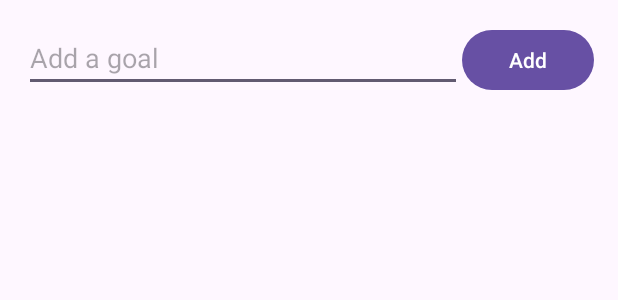
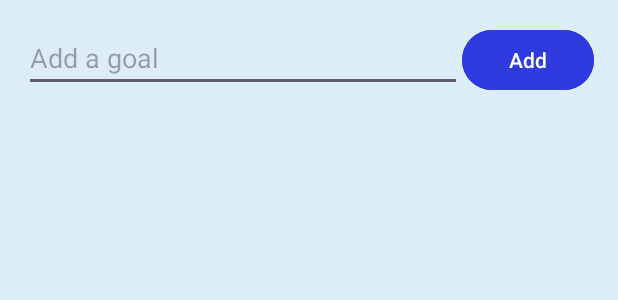
Before and after one commit to kar5252/CMSC-434-Health-App, an Android app: the layout fragment_journal.xml on its own in the app's theme, with its tools: preview values and no code run, on a phone screen of 412 x 824 dp. Shown: the top 300 px of the screen. Run offline under Robolectric (Android 15) with nearby library versions, the phone set to English and light mode, and no system bars.

Commit message:
update color and background

```diff
--- a/app/src/main/java/com/example/test4/JournalFragment.java
+++ b/app/src/main/java/com/example/test4/JournalFragment.java
@@ -20,6 +20,9 @@ public class JournalFragment extends Fragment {
 
     private EditText goalInput;
     private Button addGoalButton;
+
+    private Button deleteGoalsButton;
+
     private ListView goalsListView;
 
     private ArrayAdapter<String> adapter;
@@ -45,7 +48,6 @@ public class JournalFragment extends Fragment {
 
         goalsListView.setAdapter(adapter);
         goalsListView.setChoiceMode(ListView.CHOICE_MODE_MULTIPLE);
-
         addGoalButton.setOnClickListener(new View.OnClickListener() {
             @Override
             public void onClick(View v) {
@@ -58,6 +60,7 @@ public class JournalFragment extends Fragment {
             }
         });
 
+
         return view;
     }
 }
--- a/app/src/main/res/layout/fragment_journal.xml
+++ b/app/src/main/res/layout/fragment_journal.xml
@@ -3,7 +3,9 @@
 xmlns:android="http://schemas.android.com/apk/res/android"
 android:layout_width="match_parent"
 android:layout_height="match_parent"
+    android:background="#DDEDF8"
 android:orientation="vertical"
+
 android:padding="16dp">
 
 <!-- Input for new goal -->
@@ -11,6 +13,7 @@ android:padding="16dp">
     android:layout_width="match_parent"
     android:layout_height="wrap_content"
     android:orientation="horizontal">
+
 
     <EditText
         android:id="@+id/goalInput"
@@ -25,7 +28,10 @@ android:padding="16dp">
         android:id="@+id/addGoalButton"
         android:layout_width="wrap_content"
         android:layout_height="wrap_content"
+        android:backgroundTint="#2E3ADD"
         android:text="@string/add"/>
+
+
 </LinearLayout>
 
 <!-- List of checkable goals -->
--- a/app/src/main/res/values/strings.xml
+++ b/app/src/main/res/values/strings.xml
@@ -11,4 +11,5 @@
 
     <string name="add_a_goal">Add a goal</string>
     <string name="add">Add</string>
+    <string name="delete_goals" />
 </resources>
```
